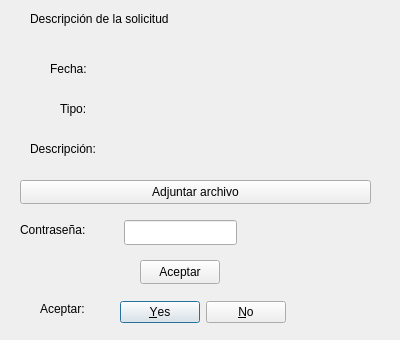
Los-Pollitos/PI-Redes-Sistemas-Operativos, file Interfaz/request_description.ui: the form before one commit.
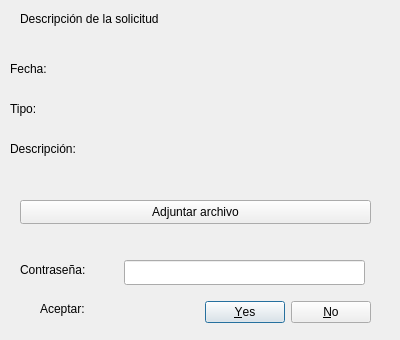
The form after the commit.

Commit message: cambio en el diseño de descripción de solicitud (grupal)

```diff
--- a/Interfaz/request_description.ui
+++ b/Interfaz/request_description.ui
@@ -16,7 +16,7 @@
   <widget class="QLabel" name="label">
    <property name="geometry">
     <rect>
-     <x>30</x>
+     <x>20</x>
      <y>10</y>
      <width>291</width>
      <height>17</height>
@@ -29,7 +29,7 @@
   <widget class="QLabel" name="label_3">
    <property name="geometry">
     <rect>
-     <x>60</x>
+     <x>10</x>
      <y>100</y>
      <width>41</width>
      <height>17</height>
@@ -42,10 +42,10 @@
   <widget class="QLabel" name="label_fecha">
    <property name="geometry">
     <rect>
-     <x>120</x>
+     <x>70</x>
      <y>60</y>
-     <width>211</width>
-     <height>17</height>
+     <width>261</width>
+     <height>20</height>
     </rect>
    </property>
    <property name="text">
@@ -55,7 +55,7 @@
   <widget class="QLabel" name="label_4">
    <property name="geometry">
     <rect>
-     <x>30</x>
+     <x>10</x>
      <y>140</y>
      <width>91</width>
      <height>17</height>
@@ -68,10 +68,10 @@
   <widget class="QLabel" name="label_tipo">
    <property name="geometry">
     <rect>
-     <x>120</x>
+     <x>60</x>
      <y>100</y>
-     <width>211</width>
-     <height>17</height>
+     <width>271</width>
+     <height>20</height>
     </rect>
    </property>
    <property name="text">
@@ -81,10 +81,10 @@
   <widget class="QLabel" name="label_descripcion">
    <property name="geometry">
     <rect>
-     <x>120</x>
+     <x>110</x>
      <y>140</y>
-     <width>211</width>
-     <height>17</height>
+     <width>251</width>
+     <height>41</height>
     </rect>
    </property>
    <property name="text">
@@ -96,7 +96,7 @@
     <rect>
      <x>120</x>
      <y>300</y>
-     <width>166</width>
+     <width>251</width>
      <height>25</height>
     </rect>
    </property>
@@ -124,7 +124,7 @@
    <property name="geometry">
     <rect>
      <x>20</x>
-     <y>220</y>
+     <y>260</y>
      <width>81</width>
      <height>20</height>
     </rect>
@@ -137,8 +137,8 @@
    <property name="geometry">
     <rect>
      <x>124</x>
-     <y>220</y>
-     <width>113</width>
+     <y>260</y>
+     <width>241</width>
      <height>25</height>
     </rect>
    </property>
@@ -146,7 +146,7 @@
   <widget class="QLabel" name="label_2">
    <property name="geometry">
     <rect>
-     <x>50</x>
+     <x>10</x>
      <y>60</y>
      <width>51</width>
      <height>17</height>
@@ -160,7 +160,7 @@
    <property name="geometry">
     <rect>
      <x>20</x>
-     <y>180</y>
+     <y>200</y>
      <width>351</width>
      <height>24</height>
     </rect>
@@ -169,19 +169,6 @@
     <string>Adjuntar archivo</string>
    </property>
   </widget>
-  <widget class="QPushButton" name="accept_button">
-   <property name="geometry">
-    <rect>
-     <x>140</x>
-     <y>260</y>
-     <width>80</width>
-     <height>24</height>
-    </rect>
-   </property>
-   <property name="text">
-    <string>Aceptar</string>
-   </property>
-  </widget>
  </widget>
  <resources/>
  <connections>
```
Left out of the diff: 19 changed lines with no effect on the pictures.
